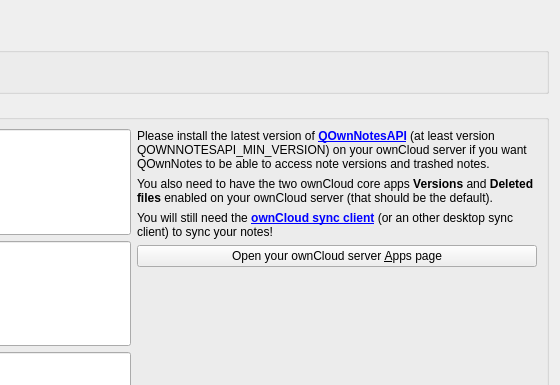
Before: the Qt Designer form src/dialogs/settingsdialog.ui in pbek/QOwnNotes, drawn with Qt 5; both pictures show x 472 to 1032 and y 0 to 385 of the 1032 by 912 pixel window.
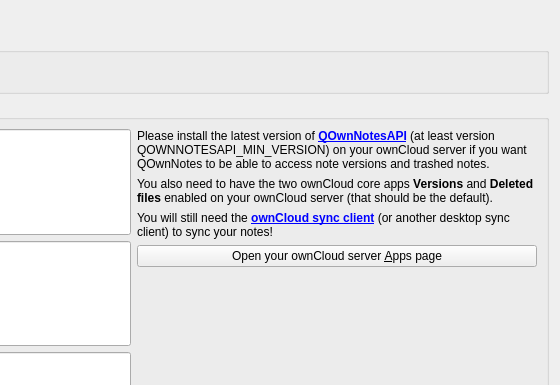
After: the same form once the commit is applied. The open tabs and pages were chosen to show the change. Icons and pictures are not drawn. Custom widgets are drawn as their Qt base class.

Commit message: Fix "an other" typos

What changed in the file:
```diff
--- a/src/dialogs/settingsdialog.ui
+++ b/src/dialogs/settingsdialog.ui
@@ -889,7 +889,7 @@
                   <item>
                    <widget class="Label" name="installInfoTextLabel3">
                     <property name="text">
-                     <string>&lt;html&gt;&lt;head/&gt;&lt;body&gt;&lt;p&gt;You will still need the &lt;a href=&quot;https://owncloud.org/&quot;&gt;&lt;span style=&quot; font-weight:600&quot;&gt;ownCloud sync client&lt;/span&gt;&lt;/a&gt; (or an other desktop sync client) to sync your notes!&lt;/p&gt;&lt;/body&gt;&lt;/html&gt;</string>
+                     <string>&lt;html&gt;&lt;head/&gt;&lt;body&gt;&lt;p&gt;You will still need the &lt;a href=&quot;https://owncloud.org/&quot;&gt;&lt;span style=&quot; font-weight:600&quot;&gt;ownCloud sync client&lt;/span&gt;&lt;/a&gt; (or another desktop sync client) to sync your notes!&lt;/p&gt;&lt;/body&gt;&lt;/html&gt;</string>
                     </property>
                     <property name="wordWrap">
                      <bool>true</bool>
```
Left out of the diff: 2 changed lines with no effect on the pictures. The commit also changes 9 other files.
